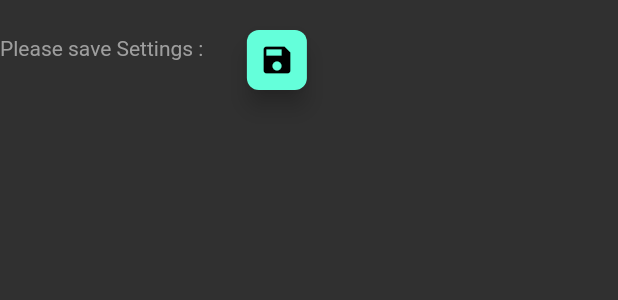
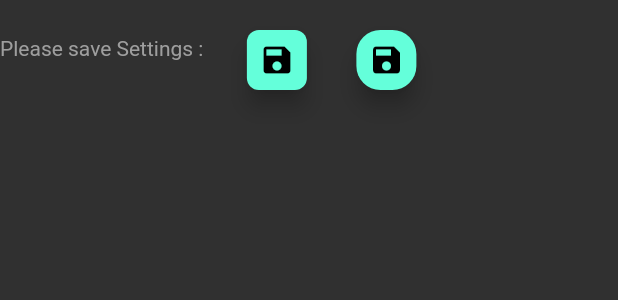
Before and after one commit to lafuanh/obedientsign, a Flutter app: the Aboutme widget shown alone on an empty page, opened directly, after a tap on the "save" icon, on a phone screen of 412 x 824 dp. Shown: the top 300 px of the screen. Run offline on Flutter 3.47's test engine with Material 2 defaults, Android fonts, the phone set to English and light mode, and no system bars; our stand-ins replace bot_toast, drift, dropdown_search, timer_builder; missing offline and left inert: bitsdojo_window, local_notifier, preference_list, system_tray, tray_manager; accounts and stored records are empty; generated files the repository leaves out were written again; network calls fail.

Commit message:
Lenovo 0.1.3

```diff
--- a/lib/data/local/db/app_db.dart
+++ b/lib/data/local/db/app_db.dart
@@ -9,6 +9,8 @@ import 'package:signtome/data/local/entity/settings_entity.dart';
 import '../entity/jadwal_entity.dart';
 
 part 'app_db.g.dart';
+
+AppDb appDb = AppDb();
 
 LazyDatabase _openConnection() {
   return LazyDatabase(() async {
--- a/lib/models/http_stateful.dart
+++ b/lib/models/http_stateful.dart
@@ -1,27 +1,39 @@
 import 'package:drift/drift.dart';
 import 'package:http/http.dart' as http;
+import 'package:signtome/data/local/db/app_db.dart';
 import 'dart:convert';
+
+import 'package:drift/drift.dart' as drift;
 
 class HttpStateful {
   String imsak, shubuh, dhuhur;
 
-  HttpStateful(this.imsak, this.shubuh, this.dhuhur);
+  HttpStateful(
+      {required this.imsak, required this.shubuh, required this.dhuhur});
 
   static connectAPI(
       String cityid, String monthnow, String yearnow, int i) async {
-    Uri url = Uri.parse("https:api.myquran.com/v1/sholat/jadwal/" +
-        cityid +
-        "/" +
-        yearnow +
-        "/" +
-        monthnow +
-        "/" +
-        i.toString());
+    Uri url = Uri.parse(
+        "https://api.myquran.com/v1/sholat/jadwal/$cityid/$yearnow/$monthnow/$i");
 
     var hasilResponse = await http.get(url);
-    var data = json.decode(hasilResponse.body);
+    var data = (json.decode(hasilResponse.body))["data"]["jadwal"];
 
-    print(data);
+    await appDb.insertJadwal(JadwalCompanion(
+      // imsak: drift.Value(data["imsak"]),
+      // subuh: drift.Value(data["subuh"]),
+
+      tanggalasId: drift.Value(i),
+      tanggalSholat: drift.Value(DateTime.parse(data["date"])),
+      imsak: drift.Value(data["imsak"]),
+      subuh: drift.Value(data["subuh"]),
+      terbit: drift.Value(data["terbit"]),
+      dhuha: drift.Value(data["dhuha"]),
+      dzuhur: drift.Value(data["dzuhur"]),
+      ashar: drift.Value(data["ashar"]),
+      maghrib: drift.Value(data["maghrib"]),
+      isya: drift.Value(data["isya"]),
+    ));
   }
 }
 ///Asasadasdw
--- a/lib/screens/about_screen.dart
+++ b/lib/screens/about_screen.dart
@@ -1,7 +1,6 @@
 import 'package:flutter/material.dart';
 
-import 'package:signtome/data/data.dart';
-import 'package:signtome/models/http_stateful.dart';
+import 'package:signtome/service/schedule_maker.dart';
 
 class Aboutme extends StatefulWidget {
   const Aboutme({super.key});
@@ -29,11 +28,26 @@ class _AboutmeState extends State<Aboutme> {
               ),
             ),
             onPressed: () {
-              HttpStateful.connectAPI("1434", "1", "2023", 1);
-              // set list of settings in database where language with a code of city based on citiesList
-              // then insert 30 times table of schedule
-              // then returnif ready
-              // Handle the button press
+              setState(() {
+                makeTable("1434", "1", "2023");
+              });
+            },
+            child: const Icon(Icons.save),
+          ),
+        ),
+        Padding(
+          padding: const EdgeInsets.only(top: 16.0, left: 25),
+          child: FloatingActionButton(
+            mini: true,
+            shape: const RoundedRectangleBorder(
+              borderRadius: BorderRadius.all(
+                Radius.circular(16),
+              ),
+            ),
+            onPressed: () {
+              setState(() {
+                // countDays();
+              });
             },
             child: const Icon(Icons.save),
           ),
--- /dev/null
+++ b/lib/service/schedule_maker.dart
@@ -0,0 +1,29 @@
+import 'package:signtome/models/http_stateful.dart';
+import 'package:http/http.dart' as http;
+import 'dart:convert';
+
+int totalThis = 20;
+
+Future<void> makeTable(
+  String cityid,
+  String monthnow,
+  String yearnow,
+) async {
+  // countMonthAPI(monthnow, yearnow);
+  int total = await countMonthAPI(monthnow, yearnow);
+  for (int i = 1; i <= total; i++) {
+    await HttpStateful.connectAPI(cityid, monthnow, yearnow, i);
+    print("waiting list $i");
+  }
+  print("done- ~table schedule $total x");
+}
+
+countMonthAPI(String monthnow, String yearnow) async {
+  Uri url = Uri.parse(
+      "https://api.myquran.com/v1/sholat/jadwal/1434/$yearnow/$monthnow");
+
+  var hasilResponse = await http.get(url);
+  var data = (json.decode(hasilResponse.body))["data"]["jadwal"].length;
+
+  return int.parse(data.toString());
+}
```
Also changed, not shown: lib/main.dart (+12 -2 lines).
